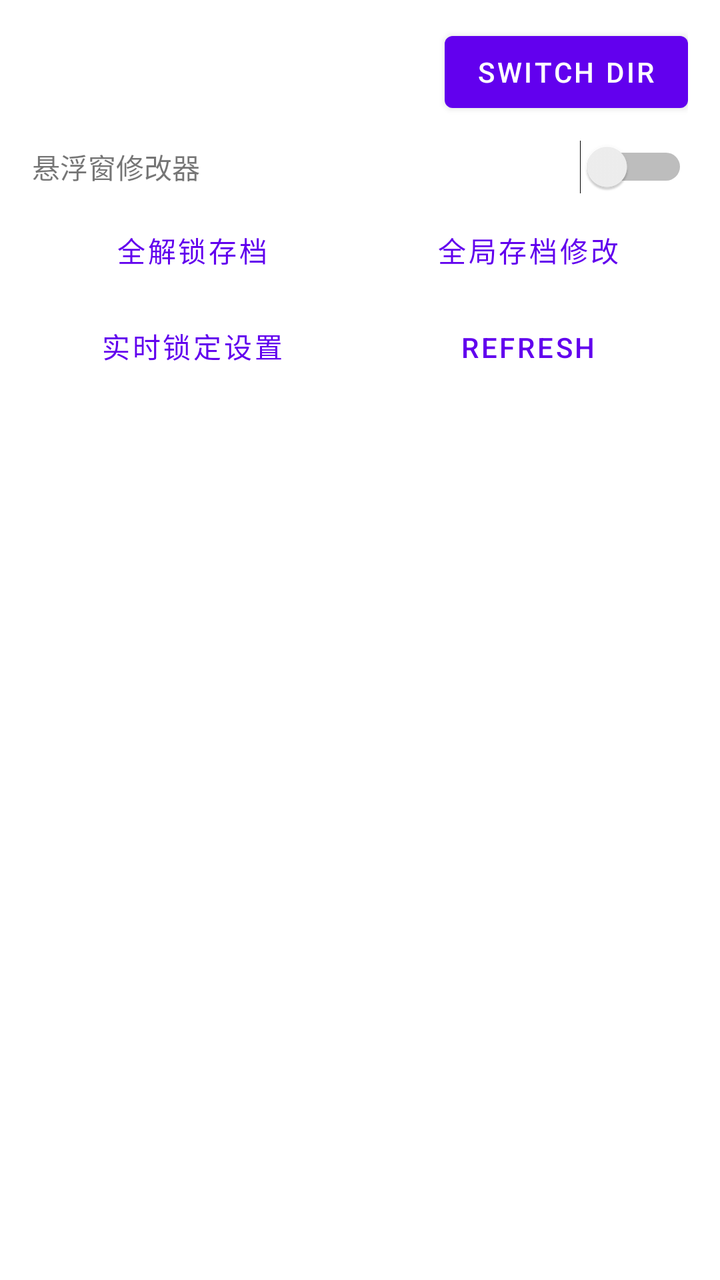
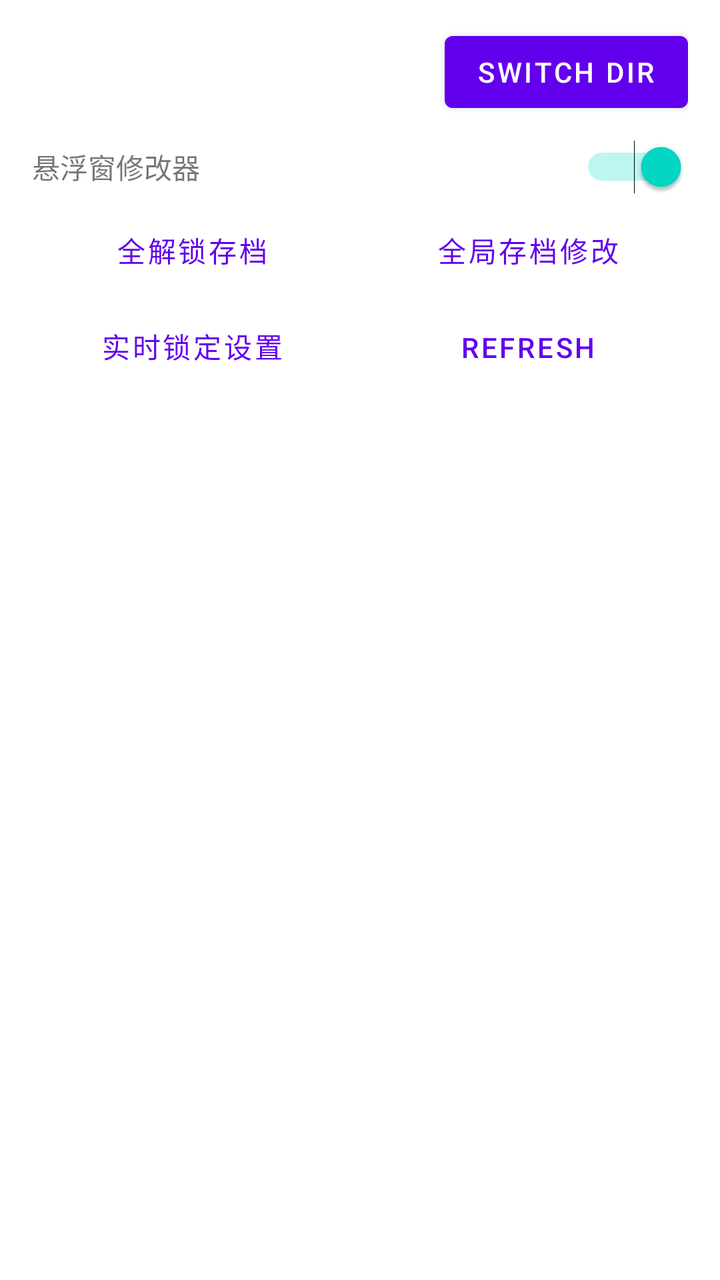

Two renders of the same Android screen: before a commit and after it. Below are the layout's source before the change and the commit's diff.
<!-- AndroidManifest.xml: fallback theme Theme.MaterialComponents.DayNight.NoActionBar -->
<!-- res/layout/activity_game_modifier.xml -->
<?xml version="1.0" encoding="utf-8"?>
<LinearLayout xmlns:android="http://schemas.android.com/apk/res/android"
    android:orientation="vertical"
    android:layout_width="match_parent"
    android:layout_height="match_parent">

    <LinearLayout
        android:orientation="horizontal"
        android:layout_width="match_parent"
        android:layout_height="wrap_content"
        android:gravity="center_vertical"
        android:paddingLeft="16dp"
        android:paddingRight="16dp"
        android:paddingTop="12dp"
        android:paddingBottom="6dp">

        <LinearLayout
            android:orientation="vertical"
            android:layout_width="0dp"
            android:layout_height="wrap_content"
            android:layout_weight="1">

            <TextView
                android:id="@+id/mod_target_title"
                android:layout_width="match_parent"
                android:layout_height="wrap_content"
                android:textStyle="bold"
                android:textAppearance="?android:attr/textAppearanceMedium" />

            <TextView
                android:id="@+id/mod_target_summary"
                android:layout_width="match_parent"
                android:layout_height="wrap_content"
                android:layout_marginTop="2dp"
                android:textAppearance="?android:attr/textAppearanceSmall" />
        </LinearLayout>

        <Button
            android:id="@+id/btn_mod_switch_dir"
            android:layout_width="wrap_content"
            android:layout_height="wrap_content"
            android:layout_marginStart="8dp"
            android:text="@string/save_manager_switch_dir" />
    </LinearLayout>

    <LinearLayout
        android:orientation="horizontal"
        android:layout_width="match_parent"
        android:layout_height="wrap_content"
        android:gravity="center_vertical"
        android:paddingLeft="16dp"
        android:paddingRight="16dp"
        android:paddingTop="4dp"
        android:paddingBottom="4dp">

        <TextView
            android:id="@+id/label_floating_modifier"
            android:layout_width="0dp"
            android:layout_height="wrap_content"
            android:layout_weight="1"
            android:text="悬浮窗修改器"
            android:textAppearance="?android:attr/textAppearanceSmall" />

        <Switch
            android:id="@+id/switch_floating_modifier"
            android:layout_width="wrap_content"
            android:layout_height="wrap_content" />
    </LinearLayout>

    <LinearLayout
        android:orientation="horizontal"
        android:layout_width="match_parent"
        android:layout_height="wrap_content"
        android:paddingLeft="12dp"
        android:paddingRight="12dp">

        <Button
            android:id="@+id/btn_mod_full_unlock"
            style="?android:attr/buttonBarButtonStyle"
            android:layout_width="0dp"
            android:layout_height="wrap_content"
            android:layout_weight="1"
            android:text="全解锁存档" />

        <Button
            android:id="@+id/btn_mod_global_save"
            style="?android:attr/buttonBarButtonStyle"
            android:layout_width="0dp"
            android:layout_height="wrap_content"
            android:layout_weight="1"
            android:text="全局存档修改" />
    </LinearLayout>

    <LinearLayout
        android:orientation="horizontal"
        android:layout_width="match_parent"
        android:layout_height="wrap_content"
        android:paddingLeft="12dp"
        android:paddingRight="12dp"
        android:paddingBottom="4dp">

        <Button
            android:id="@+id/btn_mod_floating_cfg"
            style="?android:attr/buttonBarButtonStyle"
            android:layout_width="0dp"
            android:layout_height="wrap_content"
            android:layout_weight="1"
            android:text="实时锁定设置" />

        <Button
            android:id="@+id/btn_mod_refresh"
            style="?android:attr/buttonBarButtonStyle"
            android:layout_width="0dp"
            android:layout_height="wrap_content"
            android:layout_weight="1"
            android:text="@string/save_manager_refresh" />
    </LinearLayout>

    <TextView
        android:id="@+id/mod_empty_view"
        android:layout_width="match_parent"
        android:layout_height="0dp"
        android:layout_weight="1"
        android:gravity="center"
        android:padding="24dp"
        android:visibility="gone"
        android:textAppearance="?android:attr/textAppearanceSmall" />

    <ListView
        android:id="@+id/mod_save_list"
        android:layout_width="match_parent"
        android:layout_height="0dp"
        android:layout_weight="1" />
</LinearLayout>
<!-- resources referenced by this layout -->
<resources>
  <string name="save_manager_refresh">Refresh</string>
  <string name="save_manager_switch_dir">Switch Dir</string>
</resources>

<!-- the commit's change to res/layout/activity_game_modifier.xml (unified diff, before → after) -->
@@ -64,7 +64,8 @@
         <Switch
             android:id="@+id/switch_floating_modifier"
             android:layout_width="wrap_content"
-            android:layout_height="wrap_content" />
+            android:layout_height="wrap_content"
+            android:checked="true" />
     </LinearLayout>
 
     <LinearLayout
